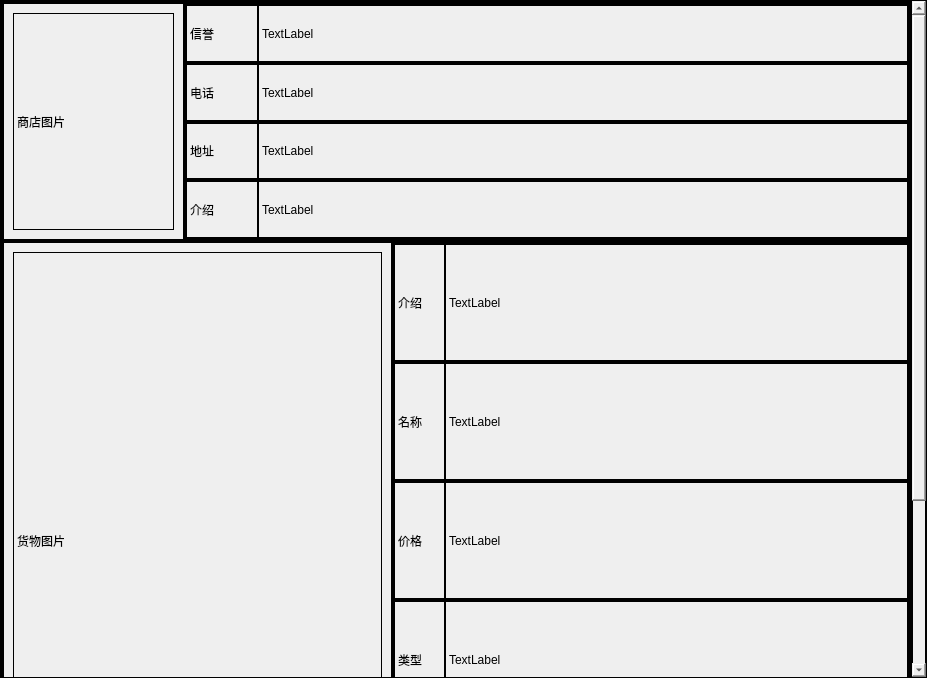
Yuan-Bai/ECP, file app/static/ui/goods_buy.ui: the form before one commit.
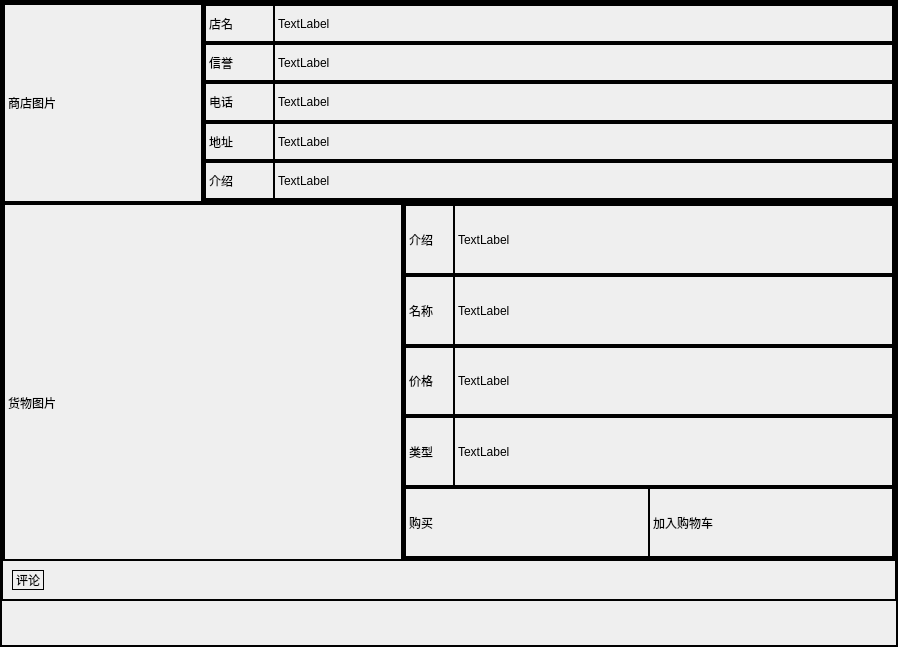
The form after the commit. Custom widgets are drawn as their Qt base class.

```diff
--- a/app/static/ui/goods_buy.ui
+++ b/app/static/ui/goods_buy.ui
@@ -6,8 +6,8 @@
    <rect>
     <x>0</x>
     <y>0</y>
-    <width>927</width>
-    <height>678</height>
+    <width>898</width>
+    <height>647</height>
    </rect>
   </property>
   <property name="windowTitle">
@@ -41,9 +41,9 @@
       <property name="geometry">
        <rect>
         <x>0</x>
-        <y>-224</y>
-        <width>908</width>
-        <height>900</height>
+        <y>0</y>
+        <width>896</width>
+        <height>645</height>
        </rect>
       </property>
       <layout class="QVBoxLayout" name="verticalLayout_2">
@@ -67,7 +67,7 @@
          <property name="minimumSize">
           <size>
            <width>0</width>
-           <height>900</height>
+           <height>600</height>
           </size>
          </property>
          <property name="maximumSize">
@@ -100,6 +100,18 @@
           </property>
           <item>
            <widget class="QFrame" name="frame_2">
+            <property name="minimumSize">
+             <size>
+              <width>0</width>
+              <height>200</height>
+             </size>
+            </property>
+            <property name="maximumSize">
+             <size>
+              <width>16777215</width>
+              <height>200</height>
+             </size>
+            </property>
             <property name="frameShape">
              <enum>QFrame::StyledPanel</enum>
             </property>
@@ -124,6 +136,18 @@
              </property>
              <item>
               <widget class="QFrame" name="frame_3">
+               <property name="minimumSize">
+                <size>
+                 <width>200</width>
+                 <height>200</height>
+                </size>
+               </property>
+               <property name="maximumSize">
+                <size>
+                 <width>200</width>
+                 <height>200</height>
+                </size>
+               </property>
                <property name="frameShape">
                 <enum>QFrame::StyledPanel</enum>
                </property>
@@ -131,6 +155,21 @@
                 <enum>QFrame::Raised</enum>
                </property>
                <layout class="QHBoxLayout" name="horizontalLayout_14">
+                <property name="spacing">
+                 <number>0</number>
+                </property>
+                <property name="leftMargin">
+                 <number>0</number>
+                </property>
+                <property name="topMargin">
+                 <number>0</number>
+                </property>
+                <property name="rightMargin">
+                 <number>0</number>
+                </property>
+                <property name="bottomMargin">
+                 <number>0</number>
+                </property>
                 <item>
                  <widget class="QLabel" name="label_2">
                   <property name="text">
@@ -165,6 +204,47 @@
                 <property name="bottomMargin">
                  <number>0</number>
                 </property>
+                <item>
+                 <widget class="QFrame" name="frame_18">
+                  <property name="frameShape">
+                   <enum>QFrame::StyledPanel</enum>
+                  </property>
+                  <property name="frameShadow">
+                   <enum>QFrame::Raised</enum>
+                  </property>
+                  <layout class="QHBoxLayout" name="horizontalLayout_15" stretch="1,9">
+                   <property name="spacing">
+                    <number>0</number>
+                   </property>
+                   <property name="leftMargin">
+                    <number>0</number>
+                   </property>
+                   <property name="topMargin">
+                    <number>0</number>
+                   </property>
+                   <property name="rightMargin">
+                    <number>0</number>
+                   </property>
+                   <property name="bottomMargin">
+                    <number>0</number>
+                   </property>
+                   <item>
+                    <widget class="QLabel" name="label_22">
+                     <property name="text">
+                      <string>店名</string>
+                     </property>
+                    </widget>
+                   </item>
+                   <item>
+                    <widget class="QLabel" name="label_23">
+                     <property name="text">
+                      <string>TextLabel</string>
+                     </property>
+                    </widget>
+                   </item>
+                  </layout>
+                 </widget>
+                </item>
                 <item>
                  <widget class="QFrame" name="frame_9">
                   <property name="frameShape">
@@ -337,6 +417,18 @@
           </item>
           <item>
            <widget class="QFrame" name="frame_5">
+            <property name="minimumSize">
+             <size>
+              <width>0</width>
+              <height>200</height>
+             </size>
+            </property>
+            <property name="maximumSize">
+             <size>
+              <width>16777215</width>
+              <height>400</height>
+             </size>
+            </property>
             <property name="frameShape">
              <enum>QFrame::StyledPanel</enum>
             </property>
@@ -361,6 +453,18 @@
              </property>
              <item>
               <widget class="QFrame" name="frame_6">
+               <property name="minimumSize">
+                <size>
+                 <width>400</width>
+                 <height>400</height>
+                </size>
+               </property>
+               <property name="maximumSize">
+                <size>
+                 <width>400</width>
+                 <height>400</height>
+                </size>
+               </property>
                <property name="frameShape">
                 <enum>QFrame::StyledPanel</enum>
                </property>
@@ -368,6 +472,21 @@
                 <enum>QFrame::Raised</enum>
                </property>
                <layout class="QHBoxLayout" name="horizontalLayout_13">
+                <property name="spacing">
+                 <number>0</number>
+                </property>
+                <property name="leftMargin">
+                 <number>0</number>
+                </property>
+                <property name="topMargin">
+                 <number>0</number>
+                </property>
+                <property name="rightMargin">
+                 <number>0</number>
+                </property>
+                <property name="bottomMargin">
+                 <number>0</number>
+                </property>
                 <item>
                  <widget class="QLabel" name="label_3">
                   <property name="text">
```
Left out of the diff: 3 changed lines with no effect on the pictures.
